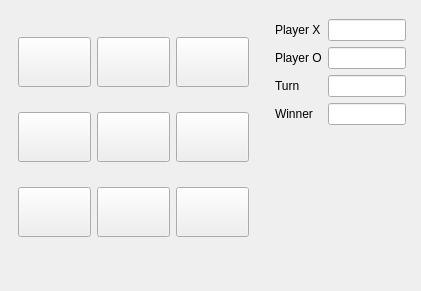
This is gamewidget.ui in DonAurelio/graphic-tic-tac-toe as Qt 5 draws it before an edit. The edited form follows.
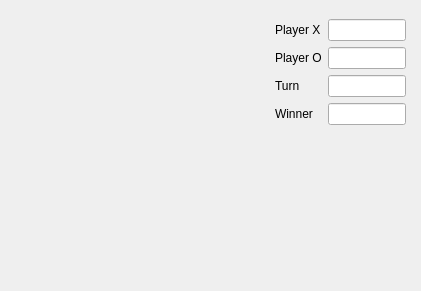
This is the edited form.

```diff
--- a/gamewidget.ui
+++ b/gamewidget.ui
@@ -34,138 +34,6 @@
         <height>0</height>
        </size>
       </property>
-      <widget class="QWidget" name="gridLayoutWidget">
-       <property name="geometry">
-        <rect>
-         <x>9</x>
-         <y>9</y>
-         <width>231</width>
-         <height>241</height>
-        </rect>
-       </property>
-       <layout class="QGridLayout" name="gridLayout">
-        <item row="0" column="0">
-         <widget class="QPushButton" name="pushButtonBoard1">
-          <property name="enabled">
-           <bool>true</bool>
-          </property>
-          <property name="minimumSize">
-           <size>
-            <width>50</width>
-            <height>50</height>
-           </size>
-          </property>
-          <property name="text">
-           <string/>
-          </property>
-         </widget>
-        </item>
-        <item row="0" column="1">
-         <widget class="QPushButton" name="pushButtonBoard2">
-          <property name="minimumSize">
-           <size>
-            <width>50</width>
-            <height>50</height>
-           </size>
-          </property>
-          <property name="text">
-           <string/>
-          </property>
-         </widget>
-        </item>
-        <item row="1" column="0">
-         <widget class="QPushButton" name="pushButtonBoard4">
-          <property name="minimumSize">
-           <size>
-            <width>50</width>
-            <height>50</height>
-           </size>
-          </property>
-          <property name="text">
-           <string/>
-          </property>
-         </widget>
-        </item>
-        <item row="1" column="1">
-         <widget class="QPushButton" name="pushButtonBoard5">
-          <property name="minimumSize">
-           <size>
-            <width>50</width>
-            <height>50</height>
-           </size>
-          </property>
-          <property name="text">
-           <string/>
-          </property>
-         </widget>
-        </item>
-        <item row="2" column="0">
-         <widget class="QPushButton" name="pushButtonBoard7">
-          <property name="minimumSize">
-           <size>
-            <width>50</width>
-            <height>50</height>
-           </size>
-          </property>
-          <property name="text">
-           <string/>
-          </property>
-         </widget>
-        </item>
-        <item row="2" column="1">
-         <widget class="QPushButton" name="pushButtonBoard8">
-          <property name="minimumSize">
-           <size>
-            <width>50</width>
-            <height>50</height>
-           </size>
-          </property>
-          <property name="text">
-           <string/>
-          </property>
-         </widget>
-        </item>
-        <item row="0" column="2">
-         <widget class="QPushButton" name="pushButtonBoard3">
-          <property name="minimumSize">
-           <size>
-            <width>50</width>
-            <height>50</height>
-           </size>
-          </property>
-          <property name="text">
-           <string/>
-          </property>
-         </widget>
-        </item>
-        <item row="1" column="2">
-         <widget class="QPushButton" name="pushButtonBoard6">
-          <property name="minimumSize">
-           <size>
-            <width>50</width>
-            <height>50</height>
-           </size>
-          </property>
-          <property name="text">
-           <string/>
-          </property>
-         </widget>
-        </item>
-        <item row="2" column="2">
-         <widget class="QPushButton" name="pushButtonBoard9">
-          <property name="minimumSize">
-           <size>
-            <width>50</width>
-            <height>50</height>
-           </size>
-          </property>
-          <property name="text">
-           <string/>
-          </property>
-         </widget>
-        </item>
-       </layout>
-      </widget>
      </widget>
     </item>
     <item>
```
